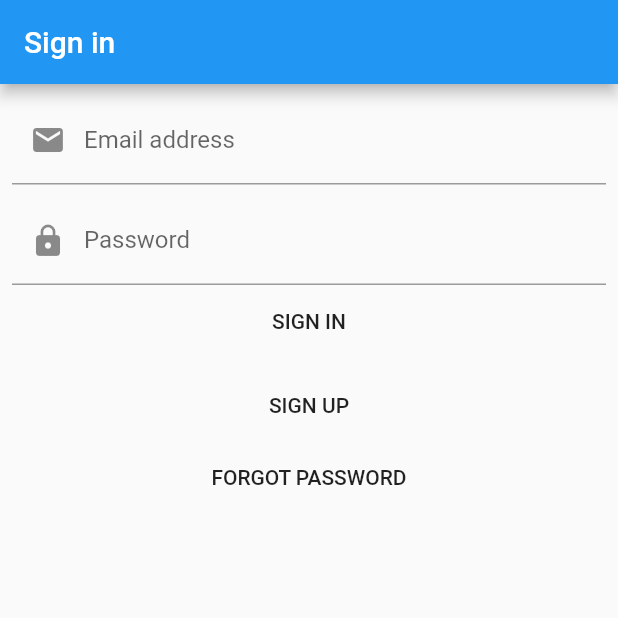
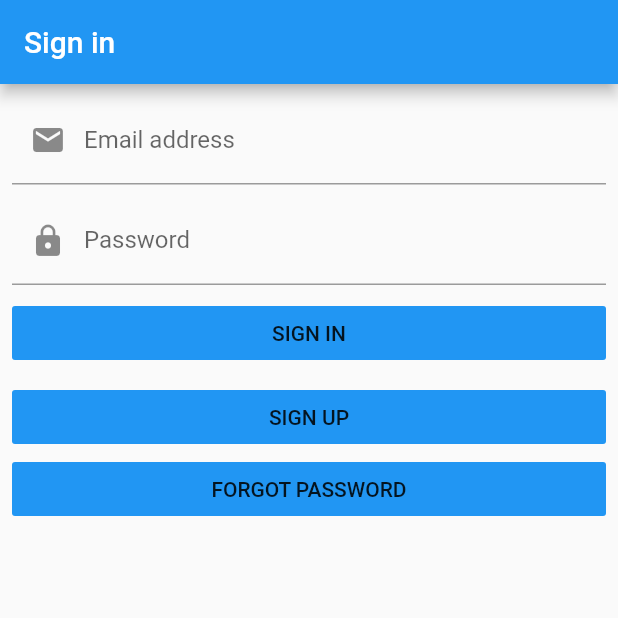
Before and after one commit to KrzysztofMamak/geobase, a Flutter app: the screen it shows after launch, on a phone screen of 412 x 824 dp, the top half of it. Run offline on Flutter 3.47's test engine with Material 2 defaults, Android fonts, the phone set to English and light mode, and no system bars; our stand-ins replace another_flushbar, auto_route, bloc, cloud_firestore, dartz, firebase_auth and 7 more; accounts and stored records are empty; generated files the repository leaves out were written again.

Commit message:
appbars added to scaffolds

```diff
--- a/lib/presentation/forgot_password/forgot_password_page.dart
+++ b/lib/presentation/forgot_password/forgot_password_page.dart
@@ -3,6 +3,10 @@ import 'package:flutter/material.dart';
 class ForgotPasswordPage extends StatelessWidget {
   @override
   Widget build(BuildContext context) {
-    return Scaffold();
+    return Scaffold(
+      appBar: AppBar(
+        title: Text('Forgot password'),
+      ),
+    );
   }
 }
--- a/lib/presentation/sign_in/widgets/sign_in_form.dart
+++ b/lib/presentation/sign_in/widgets/sign_in_form.dart
@@ -65,20 +65,24 @@ class SignInForm extends StatelessWidget {
                     .add(SignInFormEvent.passwordChanged(value)),
                 validator: (_) => context.read<SignInFormBloc>().state.password,
               ),
+              SizedBox(height: 8.0),
               FlatButton(
                 onPressed: () => context
                     .read<SignInFormBloc>()
                     .add(SignInFormEvent.signInWithEmailAndPasswordPressed()),
                 child: const Text('SIGN IN'),
+                color: Colors.blue,
               ),
               SizedBox(height: 8.0),
               FlatButton(
                 onPressed: () => ExtendedNavigator.of(context).pushSignUpPage(),
                 child: Text('SIGN UP'),
+                color: Colors.blue,
               ),
               FlatButton(
                 onPressed: () => ExtendedNavigator.of(context).pushForgotPasswordPage(),
                 child: Text('FORGOT PASSWORD'),
+                color: Colors.blue,
               ),
             ],
           ),
--- a/lib/presentation/sign_up/sign_up_page.dart
+++ b/lib/presentation/sign_up/sign_up_page.dart
@@ -3,6 +3,10 @@ import 'package:flutter/material.dart';
 class SignUpPage extends StatelessWidget {
   @override
   Widget build(BuildContext context) {
-    return Scaffold();
+    return Scaffold(
+      appBar: AppBar(
+        title: Text('Sign up'),
+      ),
+    );
   }
 }
```
